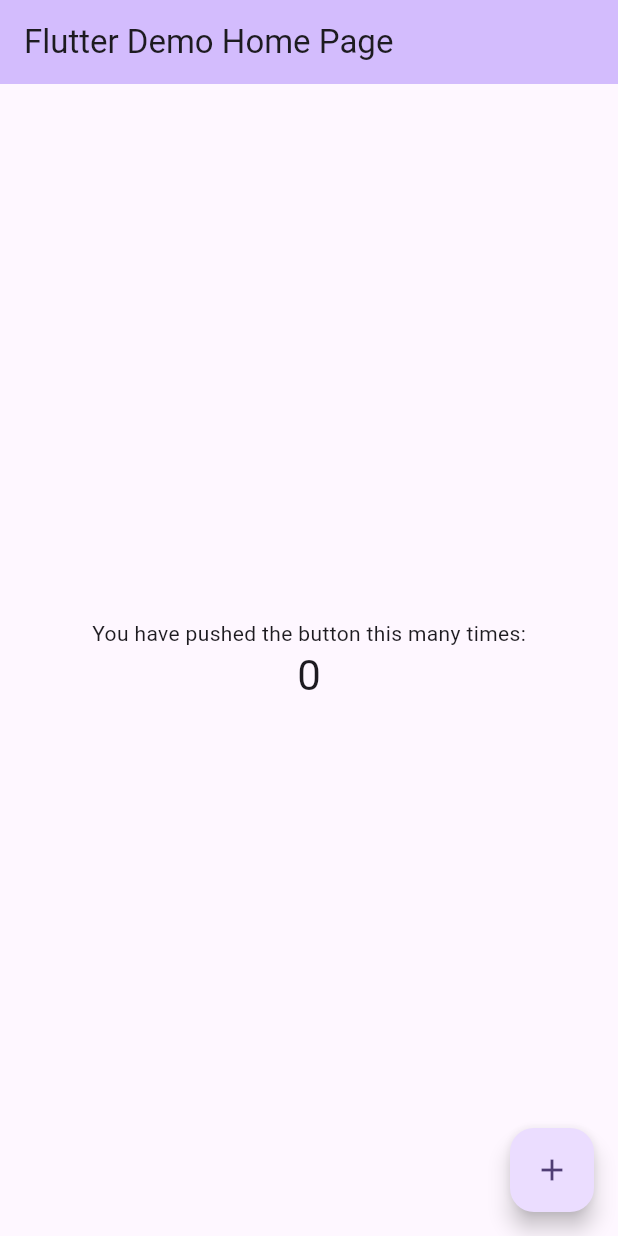
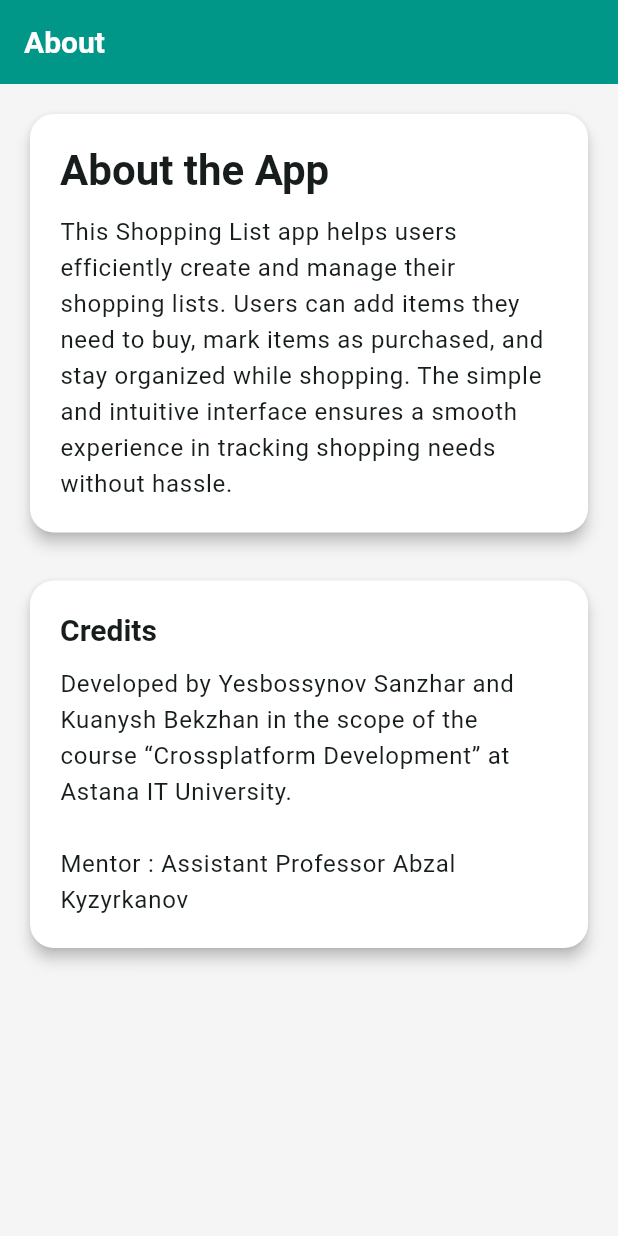
Before and after one commit to Ekacka/cross, a Flutter app: the screen it shows after launch, on a phone screen of 412 x 824 dp. Run offline on Flutter 3.47's test engine with Material 3 defaults, Android fonts, the phone set to English and light mode, and no system bars.

Commit message:
about page

```diff
--- a/lib/main.dart
+++ b/lib/main.dart
@@ -7,116 +7,92 @@ void main() {
 class MyApp extends StatelessWidget {
   const MyApp({super.key});
 
-  // This widget is the root of your application.
   @override
   Widget build(BuildContext context) {
     return MaterialApp(
-      title: 'Flutter Demo',
+      title: 'Shopping List App',
+      debugShowCheckedModeBanner: false,
       theme: ThemeData(
-        // This is the theme of your application.
-        //
-        // TRY THIS: Try running your application with "flutter run". You'll see
-        // the application has a purple toolbar. Then, without quitting the app,
-        // try changing the seedColor in the colorScheme below to Colors.green
-        // and then invoke "hot reload" (save your changes or press the "hot
-        // reload" button in a Flutter-supported IDE, or press "r" if you used
-        // the command line to start the app).
-        //
-        // Notice that the counter didn't reset back to zero; the application
-        // state is not lost during the reload. To reset the state, use hot
-        // restart instead.
-        //
-        // This works for code too, not just values: Most code changes can be
-        // tested with just a hot reload.
-        colorScheme: ColorScheme.fromSeed(seedColor: Colors.deepPurple),
+        colorScheme: ColorScheme.fromSeed(seedColor: Colors.teal),
+        useMaterial3: true,
+        scaffoldBackgroundColor: const Color(0xFFF5F5F5),
+        textTheme: const TextTheme(
+          headlineLarge: TextStyle(fontSize: 28, fontWeight: FontWeight.bold),
+          titleLarge: TextStyle(fontSize: 20, fontWeight: FontWeight.bold),
+          bodyLarge: TextStyle(fontSize: 16),
+        ),
       ),
-      home: const MyHomePage(title: 'Flutter Demo Home Page'),
+      home: const AboutPage(),
     );
   }
 }
 
-class MyHomePage extends StatefulWidget {
-  const MyHomePage({super.key, required this.title});
-
-  // This widget is the home page of your application. It is stateful, meaning
-  // that it has a State object (defined below) that contains fields that affect
-  // how it looks.
-
-  // This class is the configuration for the state. It holds the values (in this
-  // case the title) provided by the parent (in this case the App widget) and
-  // used by the build method of the State. Fields in a Widget subclass are
-  // always marked "final".
-
-  final String title;
-
-  @override
-  State<MyHomePage> createState() => _MyHomePageState();
-}
-
-class _MyHomePageState extends State<MyHomePage> {
-  int _counter = 0;
-
-  void _incrementCounter() {
-    setState(() {
-      // This call to setState tells the Flutter framework that something has
-      // changed in this State, which causes it to rerun the build method below
-      // so that the display can reflect the updated values. If we changed
-      // _counter without calling setState(), then the build method would not be
-      // called again, and so nothing would appear to happen.
-      _counter++;
-    });
-  }
+class AboutPage extends StatelessWidget {
+  const AboutPage({super.key});
 
   @override
   Widget build(BuildContext context) {
-    // This method is rerun every time setState is called, for instance as done
-    // by the _incrementCounter method above.
-    //
-    // The Flutter framework has been optimized to make rerunning build methods
-    // fast, so that you can just rebuild anything that needs updating rather
-    // than having to individually change instances of widgets.
+    final theme = Theme.of(context).textTheme;
+
     return Scaffold(
       appBar: AppBar(
-        // TRY THIS: Try changing the color here to a specific color (to
-        // Colors.amber, perhaps?) and trigger a hot reload to see the AppBar
-        // change color while the other colors stay the same.
-        backgroundColor: Theme.of(context).colorScheme.inversePrimary,
-        // Here we take the value from the MyHomePage object that was created by
-        // the App.build method, and use it to set our appbar title.
-        title: Text(widget.title),
+        title: const Text('About'),
+        backgroundColor: Colors.teal,
+        foregroundColor: Colors.white,
       ),
-      body: Center(
-        // Center is a layout widget. It takes a single child and positions it
-        // in the middle of the parent.
+      body: SingleChildScrollView(
+        padding: const EdgeInsets.all(16),
         child: Column(
-          // Column is also a layout widget. It takes a list of children and
-          // arranges them vertically. By default, it sizes itself to fit its
-          // children horizontally, and tries to be as tall as its parent.
-          //
-          // Column has various properties to control how it sizes itself and
-          // how it positions its children. Here we use mainAxisAlignment to
-          // center the children vertically; the main axis here is the vertical
-          // axis because Columns are vertical (the cross axis would be
-          // horizontal).
-          //
-          // TRY THIS: Invoke "debug painting" (choose the "Toggle Debug Paint"
-          // action in the IDE, or press "p" in the console), to see the
-          // wireframe for each widget.
-          mainAxisAlignment: MainAxisAlignment.center,
-          children: <Widget>[
-            const Text('You have pushed the button this many times:'),
-            Text(
-              '$_counter',
-              style: Theme.of(context).textTheme.headlineMedium,
+          children: [
+            Card(
+              elevation: 4,
+              shape: RoundedRectangleBorder(
+                borderRadius: BorderRadius.circular(16),
+              ),
+              color: Colors.white,
+              child: Padding(
+                padding: const EdgeInsets.all(20),
+                child: Column(
+                  crossAxisAlignment: CrossAxisAlignment.start,
+                  children: [
+                    Text('About the App', style: theme.headlineLarge),
+                    const SizedBox(height: 12),
+                    Text(
+                      'This Shopping List app helps users efficiently create and manage their shopping lists. '
+                          'Users can add items they need to buy, mark items as purchased, and stay organized while shopping. '
+                          'The simple and intuitive interface ensures a smooth experience in tracking shopping needs without hassle.',
+                      style: theme.bodyLarge,
+                    ),
+                  ],
+                ),
+              ),
+            ),
+            const SizedBox(height: 24),
+            Card(
+              elevation: 4,
+              shape: RoundedRectangleBorder(
+                borderRadius: BorderRadius.circular(16),
+              ),
+              color: Colors.white,
+              child: Padding(
+                padding: const EdgeInsets.all(20),
+                child: Column(
+                  crossAxisAlignment: CrossAxisAlignment.start,
+                  children: [
+                    Text('Credits', style: theme.titleLarge),
+                    const SizedBox(height: 12),
+                    Text(
+                      'Developed by Yesbossynov Sanzhar and Kuanysh Bekzhan in the scope of the course “Crossplatform Development” '
+                          'at Astana IT University.\n\nMentor : Assistant Professor Abzal Kyzyrkanov',
+                      style: theme.bodyLarge,
+                    ),
+                  ],
+                ),
+              ),
             ),
           ],
         ),
       ),
-      floatingActionButton: FloatingActionButton(
-        onPressed: _incrementCounter,
-        tooltip: 'Increment',
-        child: const Icon(Icons.add),
-      ), // This trailing comma makes auto-formatting nicer for build methods.
     );
   }
 }
```
